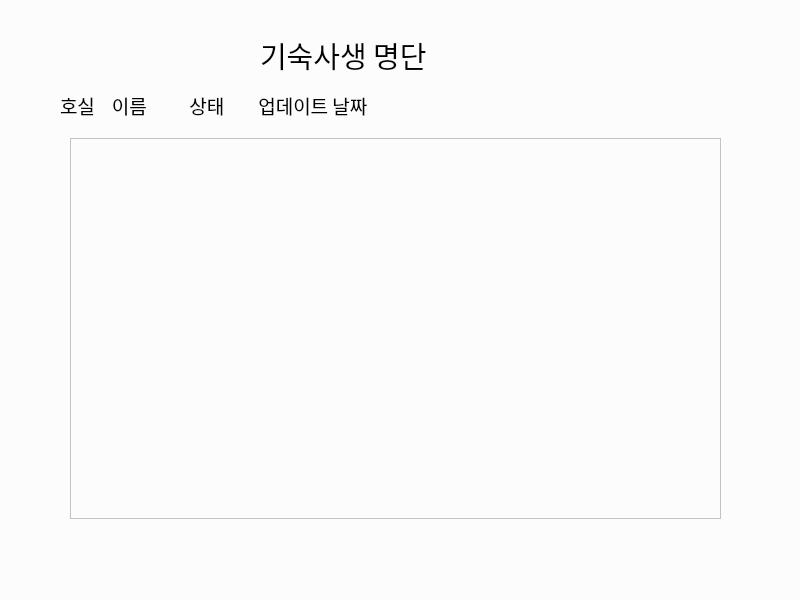
The window that list.ui (Hyemin-12/goingout-journal) describes before a commit, drawn with Qt 5.
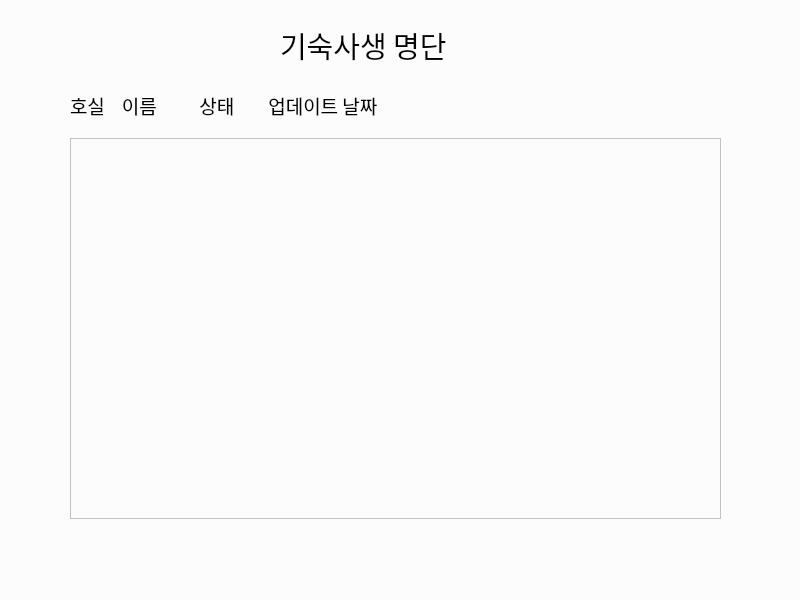
The same window after the commit.

The edit to the form file:
```diff
--- a/list.ui
+++ b/list.ui
@@ -19,9 +19,9 @@
   <widget class="QLabel" name="label">
    <property name="geometry">
     <rect>
-     <x>260</x>
-     <y>30</y>
-     <width>381</width>
+     <x>280</x>
+     <y>20</y>
+     <width>191</width>
      <height>51</height>
     </rect>
    </property>
@@ -92,7 +92,7 @@
   <widget class="QLabel" name="label_2">
    <property name="geometry">
     <rect>
-     <x>60</x>
+     <x>70</x>
      <y>80</y>
      <width>701</width>
      <height>51</height>
```
